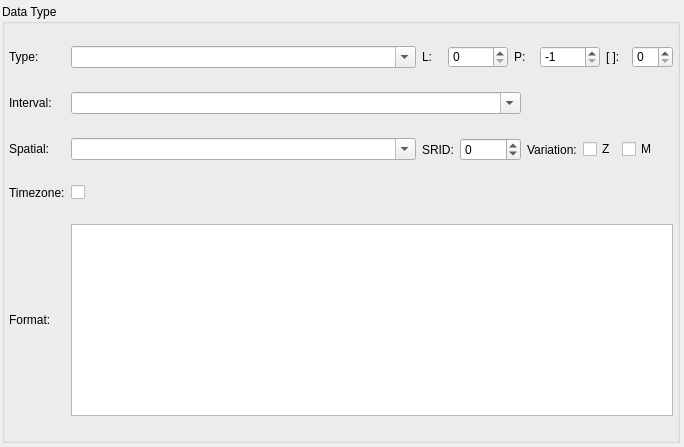
Above: libpgmodeler_ui/ui/pgsqltypewidget.ui from pgmodeler/pgmodeler before the change. Below: the same form after it.
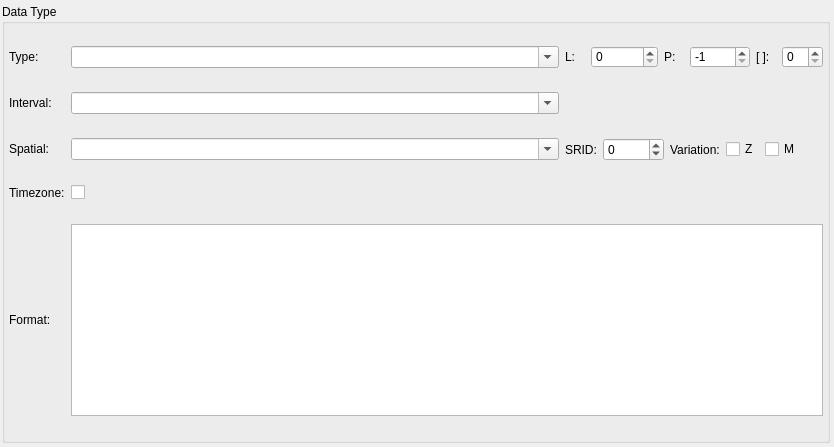
That is the form after the change.

```diff
--- a/libpgmodeler_ui/ui/pgsqltypewidget.ui
+++ b/libpgmodeler_ui/ui/pgsqltypewidget.ui
@@ -6,7 +6,7 @@
    <rect>
     <x>0</x>
     <y>0</y>
-    <width>684</width>
+    <width>834</width>
     <height>447</height>
    </rect>
   </property>
@@ -80,182 +80,6 @@
       <property name="bottomMargin">
        <number>4</number>
       </property>
-      <item row="1" column="1" colspan="4">
-       <widget class="QComboBox" name="interval_cmb">
-        <property name="enabled">
-         <bool>true</bool>
-        </property>
-        <property name="sizePolicy">
-         <sizepolicy hsizetype="Preferred" vsizetype="Fixed">
-          <horstretch>0</horstretch>
-          <verstretch>0</verstretch>
-         </sizepolicy>
-        </property>
-        <property name="minimumSize">
-         <size>
-          <width>0</width>
-          <height>0</height>
-         </size>
-        </property>
-        <property name="styleSheet">
-         <string notr="true">font-weight: normal;</string>
-        </property>
-        <property name="editable">
-         <bool>true</bool>
-        </property>
-       </widget>
-      </item>
-      <item row="0" column="1">
-       <widget class="QComboBox" name="type_cmb">
-        <property name="sizePolicy">
-         <sizepolicy hsizetype="Expanding" vsizetype="Fixed">
-          <horstretch>0</horstretch>
-          <verstretch>0</verstretch>
-         </sizepolicy>
-        </property>
-        <property name="minimumSize">
-         <size>
-          <width>0</width>
-          <height>0</height>
-         </size>
-        </property>
-        <property name="font">
-         <font>
-          <weight>50</weight>
-          <bold>false</bold>
-          <stylestrategy>PreferDefault</stylestrategy>
-         </font>
-        </property>
-        <property name="styleSheet">
-         <string notr="true">font-weight: normal;</string>
-        </property>
-        <property name="editable">
-         <bool>true</bool>
-        </property>
-        <property name="sizeAdjustPolicy">
-         <enum>QComboBox::AdjustToContentsOnFirstShow</enum>
-        </property>
-       </widget>
-      </item>
-      <item row="2" column="2" colspan="7">
-       <layout class="QHBoxLayout" name="horizontalLayout">
-        <item>
-         <widget class="QLabel" name="srid_lbl">
-          <property name="text">
-           <string>SRID:</string>
-          </property>
-         </widget>
-        </item>
-        <item>
-         <widget class="QSpinBox" name="srid_spb">
-          <property name="minimum">
-           <number>-1</number>
-          </property>
-          <property name="maximum">
-           <number>99999</number>
-          </property>
-         </widget>
-        </item>
-        <item>
-         <widget class="QLabel" name="variation_lbl">
-          <property name="enabled">
-           <bool>true</bool>
-          </property>
-          <property name="sizePolicy">
-           <sizepolicy hsizetype="Preferred" vsizetype="Preferred">
-            <horstretch>0</horstretch>
-            <verstretch>0</verstretch>
-           </sizepolicy>
-          </property>
-          <property name="minimumSize">
-           <size>
-            <width>0</width>
-            <height>0</height>
-           </size>
-          </property>
-          <property name="maximumSize">
-           <size>
-            <width>16777215</width>
-            <height>16777215</height>
-           </size>
-          </property>
-          <property name="font">
-           <font>
-            <weight>50</weight>
-            <italic>false</italic>
-            <bold>false</bold>
-           </font>
-          </property>
-          <property name="styleSheet">
-           <string notr="true">font-weight: normal;</string>
-          </property>
-          <property name="text">
-           <string>Variation:</string>
-          </property>
-         </widget>
-        </item>
-        <item>
-         <widget class="QCheckBox" name="var_z_chk">
-          <property name="text">
-           <string>Z</string>
-          </property>
-         </widget>
-        </item>
-        <item>
-         <widget class="QCheckBox" name="var_m_chk">
-          <property name="sizePolicy">
-           <sizepolicy hsizetype="Expanding" vsizetype="Fixed">
-            <horstretch>0</horstretch>
-            <verstretch>0</verstretch>
-           </sizepolicy>
-          </property>
-          <property name="text">
-           <string>M</string>
-          </property>
-         </widget>
-        </item>
-       </layout>
-      </item>
-      <item row="0" column="6">
-       <widget class="QSpinBox" name="precision_sb">
-        <property name="sizePolicy">
-         <sizepolicy hsizetype="Preferred" vsizetype="Fixed">
-          <horstretch>0</horstretch>
-          <verstretch>0</verstretch>
-         </sizepolicy>
-        </property>
-        <property name="minimumSize">
-         <size>
-          <width>60</width>
-          <height>0</height>
-         </size>
-        </property>
-        <property name="maximumSize">
-         <size>
-          <width>16777215</width>
-          <height>16777215</height>
-         </size>
-        </property>
-        <property name="toolTip">
-         <string>Precision</string>
-        </property>
-        <property name="styleSheet">
-         <string notr="true">font-weight: normal;</string>
-        </property>
-        <property name="minimum">
-         <number>-1</number>
-        </property>
-        <property name="maximum">
-         <number>1000</number>
-        </property>
-        <property name="singleStep">
-         <number>1</number>
-        </property>
-        <property name="value">
-         <number>-1</number>
-        </property>
-       </widget>
-      </item>
       <item row="2" column="0">
        <widget class="QLabel" name="spatial_lbl">
         <property name="enabled">
@@ -294,38 +118,38 @@
         </property>
        </widget>
       </item>
-      <item row="0" column="8">
-       <widget class="QSpinBox" name="dimension_sb">
+      <item row="4" column="1" colspan="14">
+       <widget class="QPlainTextEdit" name="format_txt">
         <property name="sizePolicy">
-         <sizepolicy hsizetype="Fixed" vsizetype="Fixed">
+         <sizepolicy hsizetype="Expanding" vsizetype="Fixed">
           <horstretch>0</horstretch>
           <verstretch>0</verstretch>
          </sizepolicy>
         </property>
-        <property name="minimumSize">
-         <size>
-          <width>40</width>
-          <height>0</height>
-         </size>
-        </property>
         <property name="maximumSize">
          <size>
           <width>16777215</width>
           <height>16777215</height>
          </size>
         </property>
-        <property name="toolTip">
-         <string>Dimension</string>
+        <property name="frameShadow">
+         <enum>QFrame::Sunken</enum>
         </property>
-        <property name="styleSheet">
-         <string notr="true">font-weight: normal;</string>
+        <property name="lineWidth">
+         <number>1</number>
         </property>
-        <property name="maximum">
-         <number>99</number>
-        </property>
-        <property name="value">
+        <property name="midLineWidth">
          <number>0</number>
         </property>
+        <property name="verticalScrollBarPolicy">
+         <enum>Qt::ScrollBarAlwaysOff</enum>
+        </property>
+        <property name="horizontalScrollBarPolicy">
+         <enum>Qt::ScrollBarAlwaysOff</enum>
+        </property>
+        <property name="readOnly">
+         <bool>true</bool>
+        </property>
        </widget>
       </item>
       <item row="4" column="0">
@@ -344,7 +168,7 @@
         </property>
         <property name="maximumSize">
          <size>
-          <width>55</width>
+          <width>16777215</width>
           <height>16777215</height>
          </size>
         </property>
@@ -378,6 +202,72 @@
         </property>
        </widget>
       </item>
+      <item row="0" column="0">
+       <widget class="QLabel" name="type_lbl">
+        <property name="sizePolicy">
+         <sizepolicy hsizetype="Preferred" vsizetype="Fixed">
+          <horstretch>0</horstretch>
+          <verstretch>0</verstretch>
+         </sizepolicy>
+        </property>
+        <property name="minimumSize">
+         <size>
+          <width>55</width>
+          <height>0</height>
+         </size>
+        </property>
+        <property name="maximumSize">
+         <size>
+          <width>16777215</width>
+          <height>16777215</height>
+         </size>
+        </property>
+        <property name="styleSheet">
+         <string notr="true">font-weight: normal;</string>
+        </property>
+        <property name="text">
+         <string>Type:</string>
+        </property>
+       </widget>
+      </item>
+      <item row="1" column="0">
+       <widget class="QLabel" name="interval_lbl">
+        <property name="enabled">
+         <bool>true</bool>
+        </property>
+        <property name="sizePolicy">
+         <sizepolicy hsizetype="Fixed" vsizetype="Fixed">
+          <horstretch>0</horstretch>
+          <verstretch>0</verstretch>
+         </sizepolicy>
+        </property>
+        <property name="minimumSize">
+         <size>
+          <width>55</width>
+          <height>0</height>
+         </size>
+        </property>
+        <property name="maximumSize">
+         <size>
+          <width>16777215</width>
+          <height>16777215</height>
+         </size>
+        </property>
+        <property name="font">
+         <font>
+          <weight>50</weight>
+          <italic>false</italic>
+          <bold>false</bold>
+         </font>
+        </property>
+        <property name="styleSheet">
+         <string notr="true">font-weight: normal;</string>
+        </property>
+        <property name="text">
+         <string>Interval:</string>
+        </property>
+       </widget>
+      </item>
       <item row="3" column="0">
        <widget class="QLabel" name="timezone_lbl">
         <property name="styleSheet">
@@ -388,33 +278,42 @@
         </property>
        </widget>
       </item>
-      <item row="2" column="1">
-       <widget class="QComboBox" name="spatial_cmb">
-        <property name="enabled">
-         <bool>true</bool>
-        </property>
+      <item row="0" column="14">
+       <widget class="QSpinBox" name="dimension_sb">
         <property name="sizePolicy">
-         <sizepolicy hsizetype="Preferred" vsizetype="Fixed">
+         <sizepolicy hsizetype="Fixed" vsizetype="Fixed">
           <horstretch>0</horstretch>
           <verstretch>0</verstretch>
          </sizepolicy>
         </property>
         <property name="minimumSize">
          <size>
-          <width>0</width>
+          <width>40</width>
           <height>0</height>
          </size>
         </property>
+        <property name="maximumSize">
+         <size>
+          <width>16777215</width>
+          <height>16777215</height>
+         </size>
+        </property>
+        <property name="toolTip">
+         <string>Dimension</string>
+        </property>
         <property name="styleSheet">
          <string notr="true">font-weight: normal;</string>
         </property>
-        <property name="editable">
-         <bool>true</bool>
+        <property name="maximum">
+         <number>99</number>
+        </property>
+        <property name="value">
+         <number>0</number>
         </property>
        </widget>
       </item>
-      <item row="0" column="0">
-       <widget class="QLabel" name="type_lbl">
+      <item row="0" column="13">
+       <widget class="QLabel" name="dimension_lbl">
         <property name="sizePolicy">
          <sizepolicy hsizetype="Preferred" vsizetype="Fixed">
           <horstretch>0</horstretch>
@@ -423,25 +322,75 @@
         </property>
         <property name="minimumSize">
          <size>
-          <width>55</width>
+          <width>20</width>
           <height>0</height>
          </size>
         </property>
         <property name="maximumSize">
          <size>
-          <width>55</width>
+          <width>16</width>
           <height>16777215</height>
          </size>
         </property>
+        <property name="font">
+         <font>
+          <weight>50</weight>
+          <italic>false</italic>
+          <bold>false</bold>
+         </font>
+        </property>
+        <property name="toolTip">
+         <string>Dimension</string>
+        </property>
         <property name="styleSheet">
          <string notr="true">font-weight: normal;</string>
         </property>
         <property name="text">
-         <string>Type:</string>
+         <string>[ ]:</string>
         </property>
        </widget>
       </item>
-      <item row="0" column="4" colspan="2">
+      <item row="0" column="12">
+       <widget class="QSpinBox" name="precision_sb">
+        <property name="sizePolicy">
+         <sizepolicy hsizetype="Fixed" vsizetype="Fixed">
+          <horstretch>0</horstretch>
+          <verstretch>0</verstretch>
+         </sizepolicy>
+        </property>
+        <property name="minimumSize">
+         <size>
+          <width>60</width>
+          <height>0</height>
+         </size>
+        </property>
+        <property name="maximumSize">
+         <size>
+          <width>16777215</width>
+          <height>16777215</height>
+         </size>
+        </property>
+        <property name="toolTip">
+         <string>Precision</string>
+        </property>
+        <property name="styleSheet">
+         <string notr="true">font-weight: normal;</string>
+        </property>
+        <property name="minimum">
+         <number>-1</number>
+        </property>
+        <property name="maximum">
+         <number>1000</number>
+        </property>
+        <property name="singleStep">
+         <number>1</number>
+        </property>
+        <property name="value">
+         <number>-1</number>
+        </property>
+       </widget>
+      </item>
+      <item row="0" column="11">
        <widget class="QLabel" name="precision_lbl">
         <property name="sizePolicy">
          <sizepolicy hsizetype="Preferred" vsizetype="Fixed">
@@ -479,10 +428,10 @@
         </property>
        </widget>
       </item>
-      <item row="0" column="3">
+      <item row="0" column="10">
        <widget class="QSpinBox" name="length_sb">
         <property name="sizePolicy">
-         <sizepolicy hsizetype="Preferred" vsizetype="Fixed">
+         <sizepolicy hsizetype="Fixed" vsizetype="Fixed">
           <horstretch>0</horstretch>
           <verstretch>0</verstretch>
          </sizepolicy>
@@ -495,7 +444,7 @@
         </property>
         <property name="maximumSize">
          <size>
-          <width>60</width>
+          <width>16777215</width>
           <height>16777215</height>
          </size>
         </property>
@@ -516,7 +465,7 @@
         </property>
        </widget>
       </item>
-      <item row="0" column="2">
+      <item row="0" column="9">
        <widget class="QLabel" name="length_lbl">
         <property name="sizePolicy">
          <sizepolicy hsizetype="Fixed" vsizetype="Fixed">
@@ -554,89 +503,98 @@
         </property>
        </widget>
       </item>
-      <item row="1" column="0">
-       <widget class="QLabel" name="interval_lbl">
-        <property name="enabled">
-         <bool>true</bool>
-        </property>
-        <property name="sizePolicy">
-         <sizepolicy hsizetype="Fixed" vsizetype="Fixed">
-          <horstretch>0</horstretch>
-          <verstretch>0</verstretch>
-         </sizepolicy>
-        </property>
-        <property name="minimumSize">
-         <size>
-          <width>55</width>
-          <height>0</height>
-         </size>
-        </property>
-        <property name="maximumSize">
-         <size>
-          <width>55</width>
-          <height>16777215</height>
-         </size>
-        </property>
-        <property name="font">
-         <font>
-          <weight>50</weight>
-          <italic>false</italic>
-          <bold>false</bold>
-         </font>
-        </property>
-        <property name="styleSheet">
-         <string notr="true">font-weight: normal;</string>
-        </property>
-        <property name="text">
-         <string>Interval:</string>
-        </property>
-       </widget>
-      </item>
-      <item row="0" column="7">
-       <widget class="QLabel" name="dimension_lbl">
-        <property name="sizePolicy">
-         <sizepolicy hsizetype="Preferred" vsizetype="Fixed">
-          <horstretch>0</horstretch>
-          <verstretch>0</verstretch>
-         </sizepolicy>
-        </property>
-        <property name="minimumSize">
-         <size>
-          <width>20</width>
-          <height>0</height>
-         </size>
-        </property>
-        <property name="maximumSize">
-         <size>
-          <width>16</width>
-          <height>16777215</height>
-         </size>
-        </property>
-        <property name="font">
-         <font>
-          <weight>50</weight>
-          <italic>false</italic>
-          <bold>false</bold>
-         </font>
-        </property>
-        <property name="toolTip">
-         <string>Dimension</string>
-        </property>
-        <property name="styleSheet">
-         <string notr="true">font-weight: normal;</string>
-        </property>
-        <property name="text">
-         <string>[ ]:</string>
-        </property>
-       </widget>
-      </item>
-      <item row="4" column="1" colspan="8">
-       <widget class="QPlainTextEdit" name="format_txt">
+      <item row="0" column="1" colspan="8">
+       <widget class="QComboBox" name="type_cmb">
         <property name="sizePolicy">
          <sizepolicy hsizetype="Expanding" vsizetype="Fixed">
           <horstretch>0</horstretch>
           <verstretch>0</verstretch>
          </sizepolicy>
+        </property>
+        <property name="minimumSize">
+         <size>
+          <width>0</width>
+          <height>0</height>
+         </size>
+        </property>
+        <property name="font">
+         <font>
+          <weight>50</weight>
+          <bold>false</bold>
+          <stylestrategy>PreferDefault</stylestrategy>
+         </font>
+        </property>
+        <property name="styleSheet">
+         <string notr="true">font-weight: normal;</string>
+        </property>
+        <property name="editable">
+         <bool>true</bool>
+        </property>
+        <property name="sizeAdjustPolicy">
+         <enum>QComboBox::AdjustToContentsOnFirstShow</enum>
+        </property>
+       </widget>
+      </item>
+      <item row="1" column="1" colspan="8">
+       <widget class="QComboBox" name="interval_cmb">
+        <property name="enabled">
+         <bool>true</bool>
+        </property>
+        <property name="sizePolicy">
+         <sizepolicy hsizetype="Preferred" vsizetype="Fixed">
+          <horstretch>0</horstretch>
+          <verstretch>0</verstretch>
+         </sizepolicy>
+        </property>
+        <property name="minimumSize">
+         <size>
+          <width>0</width>
+          <height>0</height>
+         </size>
+        </property>
+        <property name="styleSheet">
+         <string notr="true">font-weight: normal;</string>
+        </property>
+        <property name="editable">
+         <bool>true</bool>
+        </property>
+       </widget>
+      </item>
+      <item row="2" column="9" colspan="6">
+       <layout class="QHBoxLayout" name="horizontalLayout">
+        <item>
+         <widget class="QLabel" name="srid_lbl">
+          <property name="text">
+           <string>SRID:</string>
+          </property>
+         </widget>
+        </item>
+        <item>
+         <widget class="QSpinBox" name="srid_spb">
+          <property name="minimum">
+           <number>-1</number>
+          </property>
+          <property name="maximum">
+           <number>99999</number>
+          </property>
+         </widget>
+        </item>
+        <item>
+         <widget class="QLabel" name="variation_lbl">
+          <property name="enabled">
+           <bool>true</bool>
+          </property>
+          <property name="sizePolicy">
+           <sizepolicy hsizetype="Preferred" vsizetype="Preferred">
+            <horstretch>0</horstretch>
+            <verstretch>0</verstretch>
+           </sizepolicy>
+          </property>
+          <property name="minimumSize">
+           <size>
+            <width>0</width>
+            <height>0</height>
+           </size>
         </property>
         <property name="maximumSize">
          <size>
@@ -644,22 +602,64 @@
           <height>16777215</height>
          </size>
         </property>
-        <property name="frameShadow">
-         <enum>QFrame::Sunken</enum>
-        </property>
-        <property name="lineWidth">
-         <number>1</number>
-        </property>
-        <property name="midLineWidth">
-         <number>0</number>
-        </property>
-        <property name="verticalScrollBarPolicy">
-         <enum>Qt::ScrollBarAlwaysOff</enum>
-        </property>
-        <property name="horizontalScrollBarPolicy">
-         <enum>Qt::ScrollBarAlwaysOff</enum>
-        </property>
-        <property name="readOnly">
+          <property name="font">
+           <font>
+            <weight>50</weight>
+            <italic>false</italic>
+            <bold>false</bold>
+           </font>
+          </property>
+          <property name="styleSheet">
+           <string notr="true">font-weight: normal;</string>
+          </property>
+          <property name="text">
+           <string>Variation:</string>
+          </property>
+         </widget>
+        </item>
+        <item>
+         <widget class="QCheckBox" name="var_z_chk">
+          <property name="text">
+           <string>Z</string>
+          </property>
+         </widget>
+        </item>
+        <item>
+         <widget class="QCheckBox" name="var_m_chk">
+          <property name="sizePolicy">
+           <sizepolicy hsizetype="Expanding" vsizetype="Fixed">
+            <horstretch>0</horstretch>
+            <verstretch>0</verstretch>
+           </sizepolicy>
+          </property>
+          <property name="text">
+           <string>M</string>
+          </property>
+         </widget>
+        </item>
+       </layout>
+      </item>
+      <item row="2" column="1" colspan="8">
+       <widget class="QComboBox" name="spatial_cmb">
+        <property name="enabled">
+         <bool>true</bool>
+        </property>
+        <property name="sizePolicy">
+         <sizepolicy hsizetype="Preferred" vsizetype="Fixed">
+          <horstretch>0</horstretch>
+          <verstretch>0</verstretch>
+         </sizepolicy>
+        </property>
+        <property name="minimumSize">
+         <size>
+          <width>0</width>
+          <height>0</height>
+         </size>
+        </property>
+        <property name="styleSheet">
+         <string notr="true">font-weight: normal;</string>
+        </property>
+        <property name="editable">
          <bool>true</bool>
         </property>
        </widget>
```
Left out of the diff: 16 changed lines with no effect on the pictures. Lines whose indentation alone changed are shown as unchanged.
